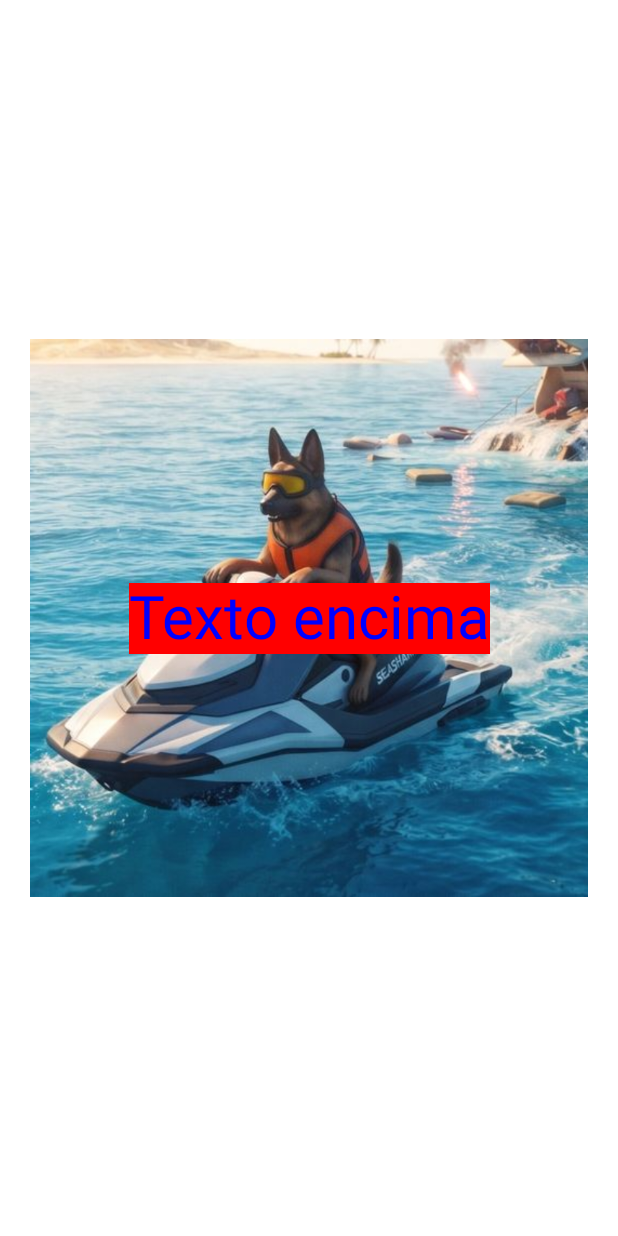
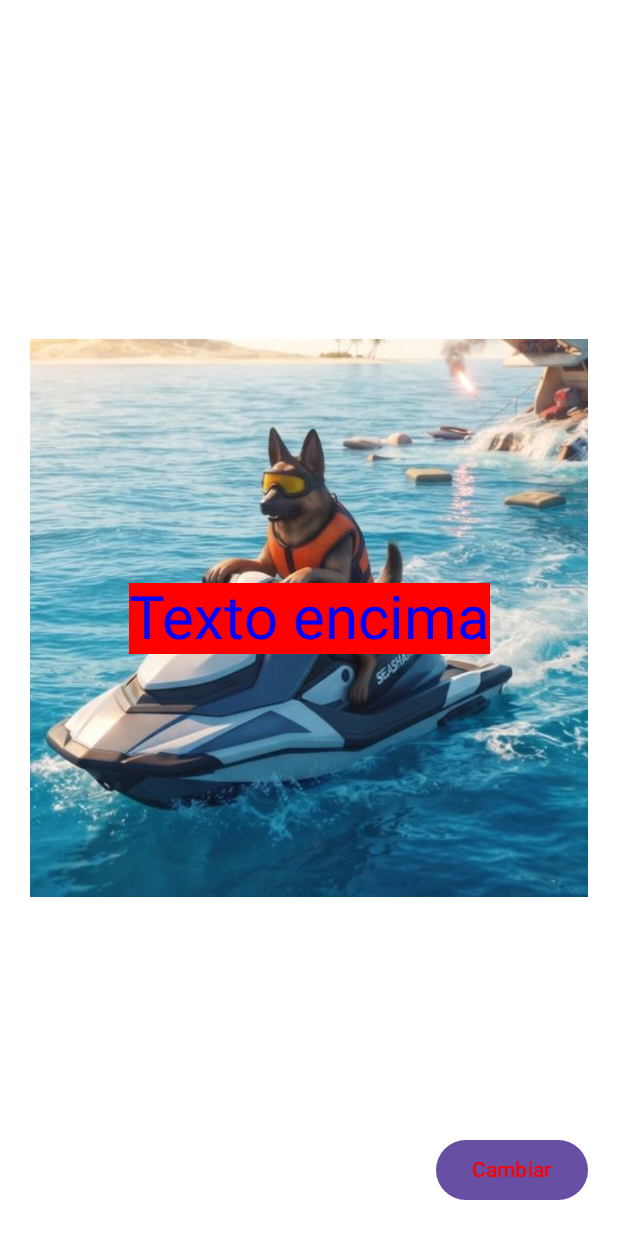
Before and after one commit to ismaelhb-hk/Imagen-Y-texto, an Android app built with Jetpack Compose: the @Preview function Preview, on a phone screen of 412 x 824 dp. Run offline under Robolectric (Android 15) with nearby library versions, the phone set to English and light mode, and no system bars.

Commit message:
Intento de cambio de color

```diff
--- a/app/src/main/java/com/ismael/imagenytexto/MainActivity.kt
+++ b/app/src/main/java/com/ismael/imagenytexto/MainActivity.kt
@@ -3,6 +3,7 @@ package com.ismael.imagenytexto
 import android.media.Image
 import android.os.Bundle
 import android.text.Layout
+import android.widget.Button
 import androidx.activity.ComponentActivity
 import androidx.activity.compose.setContent
 import androidx.activity.enableEdgeToEdge
@@ -12,9 +13,16 @@ import androidx.compose.foundation.content.MediaType.Companion.Image
 import androidx.compose.foundation.layout.Box
 import androidx.compose.foundation.layout.fillMaxSize
 import androidx.compose.foundation.layout.padding
+import androidx.compose.material3.Button
+import androidx.compose.material3.ButtonColors
+import androidx.compose.material3.ButtonDefaults
 import androidx.compose.material3.Scaffold
 import androidx.compose.material3.Text
 import androidx.compose.runtime.Composable
+import androidx.compose.runtime.getValue
+import androidx.compose.runtime.mutableStateOf
+import androidx.compose.runtime.remember
+import androidx.compose.runtime.setValue
 import androidx.compose.ui.Alignment
 import androidx.compose.ui.Modifier
 import androidx.compose.ui.graphics.Color
@@ -30,6 +38,9 @@ class MainActivity : ComponentActivity() {
         super.onCreate(savedInstanceState)
         enableEdgeToEdge()
         setContent {
+            AppImagenTexto()
+
+
 
         }
     }
@@ -37,7 +48,20 @@ class MainActivity : ComponentActivity() {
 
 @Composable
 fun AppImagenTexto() {
-    Box(modifier = Modifier.fillMaxSize().padding(all = 20.dp)){
+    var colorFondo by remember { mutableStateOf(Color.Blue) }
+    Box(modifier = Modifier.fillMaxSize()
+        .padding(all = 20.dp))
+    {
+        Button(
+            onClick = {colorFondo = Color.Yellow},
+            modifier = Modifier.align(Alignment.BottomEnd)
+
+        ) {
+            Text(
+                text = "Cambiar",
+                color = Color.Red
+                )
+        }
         Image(
             painter = painterResource(id = R.drawable.moto),
             contentDescription = "Imagen de un Perro bien duro",
```
